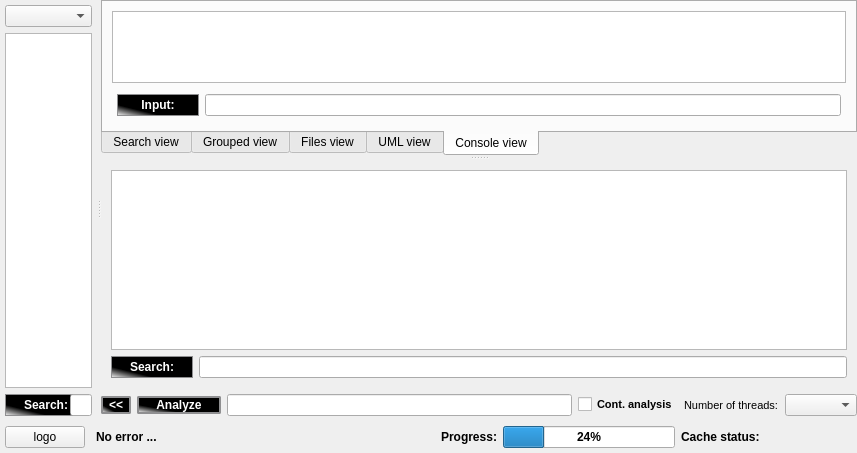
Above: dltmessageanalyzerplugin/src/plugin/src/form.ui from svlad-90/DLT-Message-Analyzer before the change. Below: the same form after it.
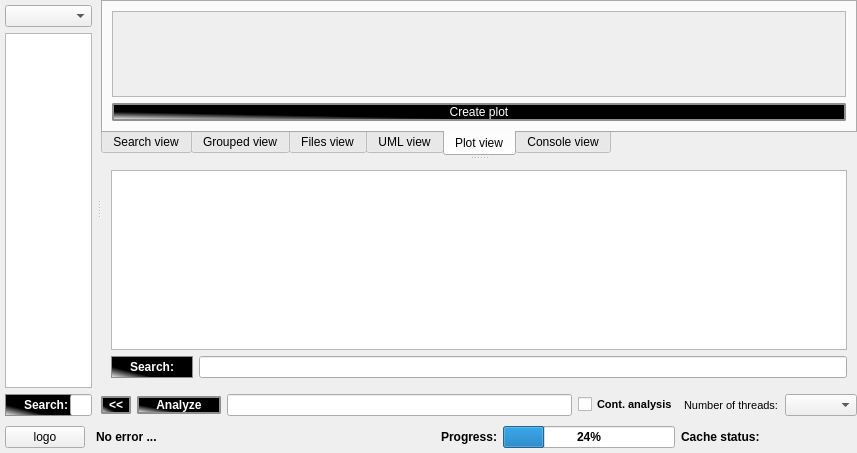
That is the form after the change. Custom widgets are drawn as their Qt base class.

Commit message: [ISSUE #151][DIAGRAM_VIEW] Develop the diagram view

```diff
--- a/dltmessageanalyzerplugin/src/plugin/src/form.ui
+++ b/dltmessageanalyzerplugin/src/plugin/src/form.ui
@@ -18,7 +18,6 @@
   </property>
   <property name="font">
    <font>
-    <weight>50</weight>
     <bold>false</bold>
    </font>
   </property>
@@ -521,6 +520,85 @@
             </item>
            </layout>
           </widget>
+          <widget class="QWidget" name="plotViewTab">
+           <attribute name="title">
+            <string>Plot view</string>
+           </attribute>
+           <layout class="QVBoxLayout" name="verticalLayout">
+            <item>
+             <widget class="QScrollArea" name="plotScrollArea">
+              <property name="verticalScrollBarPolicy">
+               <enum>Qt::ScrollBarAsNeeded</enum>
+              </property>
+              <property name="horizontalScrollBarPolicy">
+               <enum>Qt::ScrollBarAlwaysOff</enum>
+              </property>
+              <property name="sizeAdjustPolicy">
+               <enum>QAbstractScrollArea::AdjustToContents</enum>
+              </property>
+              <property name="widgetResizable">
+               <bool>true</bool>
+              </property>
+              <widget class="CCustomPlotExtended" name="plot">
+               <property name="geometry">
+                <rect>
+                 <x>0</x>
+                 <y>0</y>
+                 <width>739</width>
+                 <height>175</height>
+                </rect>
+               </property>
+               <property name="sizePolicy">
+                <sizepolicy hsizetype="Preferred" vsizetype="Preferred">
+                 <horstretch>0</horstretch>
+                 <verstretch>0</verstretch>
+                </sizepolicy>
+               </property>
+               <property name="minimumSize">
+                <size>
+                 <width>0</width>
+                 <height>0</height>
+                </size>
+               </property>
+               <property name="focusPolicy">
+                <enum>Qt::StrongFocus</enum>
+               </property>
+               <property name="contextMenuPolicy">
+                <enum>Qt::CustomContextMenu</enum>
+               </property>
+              </widget>
+             </widget>
+            </item>
+            <item>
+             <widget class="QPushButton" name="CreatePlotButton">
+              <property name="styleSheet">
+               <string notr="true">QPushButton {
+    border: 2px solid #8f8f91;
+    border-radius: 2px;
+    background-color: qlineargradient(spread:pad, x1:0.259, y1:0.720909, x2:0, y2:1, stop:0 rgba(0, 0, 0, 255), stop:1 rgba(255, 255, 255, 255));
+    min-width: 80px;
+	color: rgb(255, 255, 255);
+}
+
+QPushButton:pressed {
+    border: 2px solid #8f8f91;
+    background-color: qlineargradient(spread:pad, x1:0.169461, y1:0.181, x2:0, y2:0.954182, stop:0 rgba(0, 0, 0, 255), stop:1 rgba(255, 255, 255, 255));
+	color: rgb(255, 255, 255);
+}
+
+QPushButton:hover:!pressed{
+    border: 2px solid #9ccfdd;
+    background-color: qlineargradient(spread:pad, x1:0.119, y1:0.561682, x2:0.034, y2:0.926, stop:0 rgba(67, 115, 118, 255), stop:1 rgba(171, 211, 205, 255));
+	color: rgb(255, 255, 255);
+}</string>
+              </property>
+              <property name="text">
+               <string>Create plot</string>
+              </property>
+             </widget>
+            </item>
+           </layout>
+          </widget>
           <widget class="QWidget" name="consoleViewTab">
            <attribute name="title">
             <string>Console view</string>
@@ -533,6 +611,7 @@
                 <family>Times New Roman</family>
                 <pointsize>8</pointsize>
                 <italic>false</italic>
+                <bold>false</bold>
                </font>
               </property>
               <property name="contextMenuPolicy">
@@ -558,7 +637,6 @@
                <widget class="QLabel" name="consoleViewInputLabel">
                 <property name="font">
                  <font>
-                  <weight>75</weight>
                   <bold>true</bold>
                  </font>
                 </property>
@@ -1075,6 +1153,12 @@
    <extends>QGraphicsView</extends>
    <header>components/plant_uml/api/CUMLView.hpp</header>
   </customwidget>
+  <customwidget>
+   <class>CCustomPlotExtended</class>
+   <extends>QWidget</extends>
+   <header>components/plotView/api/CCustomPlotExtended.hpp</header>
+   <container>1</container>
+  </customwidget>
  </customwidgets>
  <resources/>
  <connections/>
```
Left out of the diff: 19 changed lines with no effect on the pictures. The commit also changes 152 other files.
